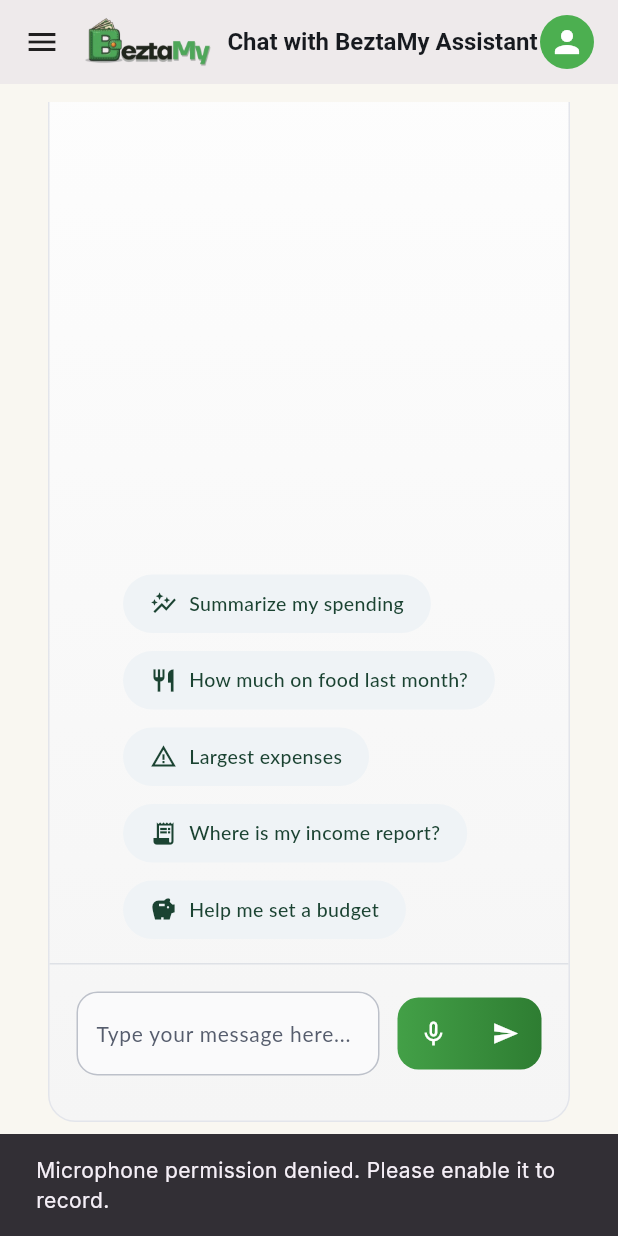
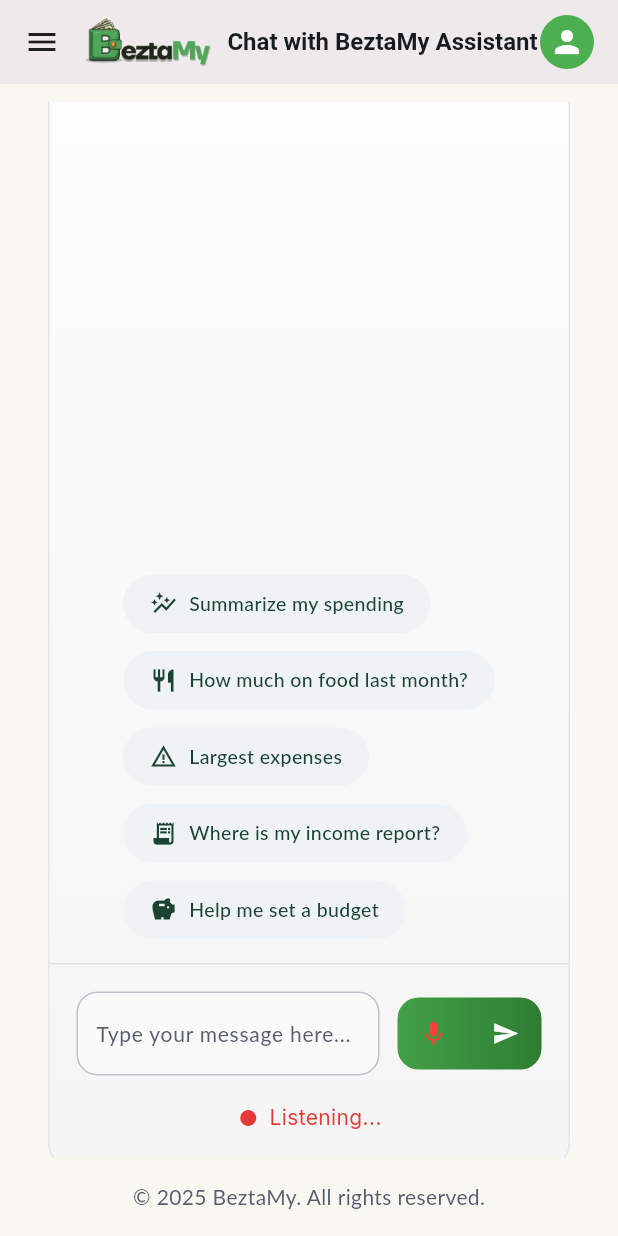
Before and after one commit to douaaea/BeztaMy_Project, a Flutter app: the ChatbotScreen screen opened by its route, scrolled down 222 dp, after a tap on the "mic none" icon, on a phone screen of 412 x 824 dp. Run offline on Flutter 3.47's test engine with Material 3 defaults, Android fonts, the phone set to English and light mode, and no system bars; our stand-ins replace audioplayers, dio, fl_chart, flutter_dotenv, flutter_map, flutter_riverpod and 8 more; accounts and stored records are empty.

Commit message:
feat: Add Text-to-Speech (TTS) and Speech-to-Text (STT) capabilities to the chatbot, including new services, dependencies, and UI integration.

```diff
--- /dev/null
+++ b/Frontend/lib/features/chatbot/data/services/stt_service.dart
@@ -0,0 +1,79 @@
+import 'package:flutter/foundation.dart' show kIsWeb;
+import 'package:speech_to_text/speech_to_text.dart' as stt;
+
+class SttService {
+  final stt.SpeechToText _speech = stt.SpeechToText();
+  bool _speechEnabled = false;
+
+  /// Initialize speech recognition - should be called once on app/screen load
+  /// This follows the official speech_to_text documentation pattern
+  Future<void> init() async {
+    if (_speechEnabled) return; // Only initialize once
+
+    // Speech recognition on web has limitations
+    if (kIsWeb) {
+      print('Warning: Speech recognition on web may have limited support');
+    }
+
+    try {
+      _speechEnabled = await _speech.initialize(
+        onError: (error) => print('STT Error: $error'),
+        onStatus: (status) => print('STT Status: $status'),
+      );
+
+      if (_speechEnabled) {
+        print('Speech recognition initialized successfully');
+      } else {
+        print('Speech recognition not available on this device');
+      }
+    } catch (e) {
+      print('Failed to initialize speech recognition: $e');
+      _speechEnabled = false;
+    }
+  }
+
+  /// Start listening for speech input
+  /// Follows documentation pattern with simpler API
+  Future<void> startListening(Function(String) onResult) async {
+    // Auto-initialize if not done yet (defensive programming)
+    if (!_speechEnabled) {
+      await init();
+    }
+
+    // Check again after initialization attempt
+    if (!_speechEnabled) {
+      throw Exception('Speech recognition not available on this platform');
+    }
+
+    // Start listening (matches documentation example)
+    await _speech.listen(
+      onResult: (result) {
+        onResult(result.recognizedWords);
+      },
+      listenFor: const Duration(seconds: 30), // Max duration
+      pauseFor: const Duration(seconds: 3), // Auto-stop after 3s silence
+      partialResults: true, // Real-time updates
+      cancelOnError: true,
+      listenMode: stt.ListenMode.confirmation,
+    );
+  }
+
+  /// Stop the active speech recognition session
+  Future<void> stopListening() => _speech.stop();
+
+  /// Check if speech recognition is currently listening
+  bool get isListening => _speech.isListening;
+
+  /// Check if speech recognition is NOT listening (matches doc example)
+  bool get isNotListening => _speech.isNotListening;
+
+  /// Check if speech recognition is available on this device
+  bool get isEnabled => _speechEnabled;
+
+  /// Clean up resources
+  void dispose() {
+    if (isListening) {
+      _speech.cancel();
+    }
+  }
+}
--- /dev/null
+++ b/Frontend/lib/features/chatbot/domain/providers/audio_providers.dart
@@ -0,0 +1,11 @@
+import 'package:flutter_riverpod/flutter_riverpod.dart';
+import '../../data/services/tts_service.dart';
+import '../../data/services/stt_service.dart';
+
+final ttsServiceProvider = Provider<TtsService>((ref) {
+  return TtsService();
+});
+
+final sttServiceProvider = Provider<SttService>((ref) {
+  return SttService();
+});
--- a/Frontend/lib/features/chatbot/presentation/screens/chatbot_screen.dart
+++ b/Frontend/lib/features/chatbot/presentation/screens/chatbot_screen.dart
@@ -1,9 +1,8 @@
-import 'dart:io';
+import 'package:flutter/material.dart';
+import 'package:flutter/foundation.dart' show kIsWeb;
+import 'package:flutter_riverpod/flutter_riverpod.dart';
 
-import 'package:flutter/material.dart';
-import 'package:flutter_riverpod/flutter_riverpod.dart';
-import 'package:path_provider/path_provider.dart';
-import 'package:record/record.dart';
+import 'package:audioplayers/audioplayers.dart'; // For PlayerState
 
 import '../../../../shared/widgets/app_sidebar.dart';
 import '../../../../core/utils/responsive_helper.dart';
@@ -11,6 +10,7 @@
 import '../../../../shared/widgets/user_avatar_menu.dart';
 import '../../../auth/domain/providers/auth_provider.dart';
 import '../../domain/providers/chatbot_provider.dart';
+import '../../domain/providers/audio_providers.dart';
 
 class ChatbotScreen extends ConsumerStatefulWidget {
   const ChatbotScreen({super.key});
@@ -24,19 +24,63 @@
   final TextEditingController _controller = TextEditingController();
   final ScrollController _scrollController = ScrollController();
   final List<Map<String, String>> _messages = [
-    {'from': 'bot', 'text': 'Hello! How can I help you with your BeztaMy finances today?'}
+    {
+      'from': 'bot',
+      'text': 'Hello! How can I help you with your BeztaMy finances today?',
+    },
   ];
-  final AudioRecorder _audioRecorder = AudioRecorder();
-  bool _isRecording = false;
+
+  // Audio State
+  bool _isListening = false;
   bool _isLoading = false;
-  String? _lastRecordingPath;
+  String? _playingText;
+
+  // Session
   String _sessionId = 'session_${DateTime.now().millisecondsSinceEpoch}';
+
+  @override
+  void initState() {
+    super.initState();
+
+    // Initialize STT (following documentation pattern)
+    // Works on mobile, limited browser support on web
+    _initSpeech();
+
+    // Listen to player state to reset playing icon
+    final ttsService = ref.read(ttsServiceProvider);
+    ttsService.onPlayerStateChanged.listen((state) {
+      if (state == PlayerState.completed || state == PlayerState.stopped) {
+        if (mounted) {
+          setState(() {
+            _playingText = null;
+          });
+        }
+      }
+    });
+  }
+
+  /// Initialize speech recognition once per screen load
+  /// This follows the official speech_to_text documentation pattern
+  void _initSpeech() async {
+    final sttService = ref.read(sttServiceProvider);
+    await sttService.init();
+    if (mounted) {
+      setState(() {
+        // Trigger rebuild to update UI based on STT availability
+      });
+    }
+  }
 
   @override
   void dispose() {
     _controller.dispose();
     _scrollController.dispose();
-    _audioRecorder.dispose();
+
+    // Clean up STT service if it's listening
+    final sttService = ref.read(sttServiceProvider);
+    sttService.dispose();
+
+    // TTS service is disposed by Riverpod provider
     super.dispose();
   }
 
@@ -62,7 +106,10 @@
                     padding: const EdgeInsets.symmetric(horizontal: 24.0),
                     child: Row(
                       children: [
-                        Image.asset('assets/images/beztami_logo.png', height: 48),
+                        Image.asset(
+                          'assets/images/beztami_logo.png',
+                          height: 48,
+                        ),
                         const SizedBox(width: 12),
                         const Expanded(
                           child: Column(
@@ -70,13 +117,19 @@
                             children: [
                               Text(
                                 'Chat with BeztaMy Assistant',
-                                style: TextStyle(fontSize: 20, fontWeight: FontWeight.w700),
+                                style: TextStyle(
+                                  fontSize: 20,
+                                  fontWeight: FontWeight.w700,
+                                ),
                                 overflow: TextOverflow.ellipsis,
                               ),
                               SizedBox(height: 2),
                               Text(
                                 'AI insights tailored to your finances',
-                                style: TextStyle(fontSize: 13, color: Color(0xFF6F6F6F)),
+                                style: TextStyle(
+                                  fontSize: 13,
+                                  color: Color(0xFF6F6F6F),
+                                ),
                               ),
                             ],
                           ),
@@ -92,7 +145,10 @@
                 ],
                 Expanded(
                   child: SingleChildScrollView(
-                    padding: const EdgeInsets.symmetric(horizontal: 32, vertical: 24),
+                    padding: const EdgeInsets.symmetric(
+                      horizontal: 32,
+                      vertical: 24,
+                    ),
                     child: Center(
                       child: Container(
                         constraints: const BoxConstraints(maxWidth: 980),
@@ -117,23 +173,44 @@
                                 itemBuilder: (context, index) {
                                   final msg = _messages[index];
                                   return Padding(
-                                    padding: const EdgeInsets.only(bottom: 18.0),
-                                    child: msg['from'] == 'bot' ? _buildBotMessage(msg['text']!) : _buildUserMessage(msg['text']!),
+                                    padding: const EdgeInsets.only(
+                                      bottom: 18.0,
+                                    ),
+                                    child: msg['from'] == 'bot'
+                                        ? _buildBotMessage(msg['text']!)
+                                        : _buildUserMessage(msg['text']!),
                                   );
                                 },
                               ),
                             ),
                             Padding(
-                              padding: const EdgeInsets.symmetric(horizontal: 24),
+                              padding: const EdgeInsets.symmetric(
+                                horizontal: 24,
+                              ),
                               child: Wrap(
                                 spacing: 12,
                                 runSpacing: 12,
                                 children: [
-                                  _buildQuickAction(Icons.auto_graph, 'Summarize my spending'),
-                                  _buildQuickAction(Icons.restaurant, 'How much on food last month?'),
-                                  _buildQuickAction(Icons.warning_amber, 'Largest expenses'),
-                                  _buildQuickAction(Icons.receipt_long, 'Where is my income report?'),
-                                  _buildQuickAction(Icons.savings, 'Help me set a budget'),
+                                  _buildQuickAction(
+                                    Icons.auto_graph,
+                                    'Summarize my spending',
+                                  ),
+                                  _buildQuickAction(
+                                    Icons.restaurant,
+                                    'How much on food last month?',
+                                  ),
+                                  _buildQuickAction(
+                                    Icons.warning_amber,
+                                    'Largest expenses',
+                                  ),
+                                  _buildQuickAction(
+                                    Icons.receipt_long,
+                                    'Where is my income report?',
+                                  ),
+                                  _buildQuickAction(
+                                    Icons.savings,
+                                    'Help me set a budget',
+                                  ),
                                 ],
                               ),
                             ),
@@ -148,16 +225,21 @@
                                       height: 56,
                                       decoration: BoxDecoration(
                                         color: const Color(0xFFFAFAFB),
-                                        border: Border.all(color: const Color(0xFFBDC1CA)),
+                                        border: Border.all(
+                                          color: const Color(0xFFBDC1CA),
+                                        ),
                                         borderRadius: BorderRadius.circular(14),
                                       ),
-                                      padding: const EdgeInsets.symmetric(horizontal: 12),
+                                      padding: const EdgeInsets.symmetric(
+                                        horizontal: 12,
+                                      ),
                                       child: Center(
                                         child: TextField(
                                           controller: _controller,
                                           onSubmitted: (_) => _sendMessage(),
                                           decoration: const InputDecoration(
-                                            hintText: 'Type your message here...',
+                                            hintText:
+                                                'Type your message here...',
                                             hintStyle: TextStyle(
                                               fontFamily: 'Lato',
                                               fontSize: 14,
@@ -173,33 +255,50 @@
                                   Container(
                                     decoration: BoxDecoration(
                                       gradient: const LinearGradient(
-                                        colors: [Color(0xFF43A047), Color(0xFF2E7D32)],
+                                        colors: [
+                                          Color(0xFF43A047),
+                                          Color(0xFF2E7D32),
+                                        ],
                                       ),
                                       borderRadius: BorderRadius.circular(14),
                                     ),
                                     child: Row(
                                       children: [
+                                        // Mic button (works on mobile, limited on web)
                                         IconButton(
                                           icon: Icon(
-                                            _isRecording ? Icons.stop_circle_outlined : Icons.mic_none,
-                                            color: _isRecording ? const Color(0xFFFFCDD2) : Colors.white,
+                                            _isListening
+                                                ? Icons.mic
+                                                : Icons.mic_none,
+                                            color: _isListening
+                                                ? Colors.red
+                                                : Colors.white,
                                             size: 20,
                                           ),
-                                          tooltip: _isRecording ? 'Stop recording' : 'Start voice message',
-                                          onPressed: _toggleRecording,
+                                          tooltip: _isListening
+                                              ? 'Stop listening'
+                                              : 'Speak',
+                                          onPressed: _toggleListening,
                                         ),
                                         IconButton(
                                           icon: _isLoading
                                               ? const SizedBox(
                                                   width: 18,
                                                   height: 18,
-                                                  child: CircularProgressIndicator(
+                                                  child:
+                                                      CircularProgressIndicator(
                                                         color: Colors.white,
                                                         strokeWidth: 2,
                                                       ),
                                                 )
-                                              : const Icon(Icons.send, color: Colors.white, size: 18),
-                                          onPressed: _isLoading ? null : _sendMessage,
+                                              : const Icon(
+                                                  Icons.send,
+                                                  color: Colors.white,
+                                                  size: 18,
+                                                ),
+                                          onPressed: _isLoading
+                                              ? null
+                                              : _sendMessage,
                                         ),
                                       ],
                                     ),
@@ -207,27 +306,25 @@
                                 ],
                               ),
                             ),
-                            if (_isRecording)
+                            if (_isListening)
                               Padding(
                                 padding: const EdgeInsets.only(bottom: 12),
                                 child: Row(
                                   mainAxisAlignment: MainAxisAlignment.center,
                                   children: const [
-                                    Icon(Icons.fiber_manual_record, color: Color(0xFFE53935), size: 16),
+                                    Icon(
+                                      Icons.fiber_manual_record,
+                                      color: Color(0xFFE53935),
+                                      size: 16,
+                                    ),
                                     SizedBox(width: 6),
                                     Text(
-                                      'Recording… tap stop to finish',
-                                      style: TextStyle(color: Color(0xFFE53935)),
+                                      'Listening...',
+                                      style: TextStyle(
+                                        color: Color(0xFFE53935),
+                                      ),
                                     ),
                                   ],
-                                ),
-                              ),
-                            if (_lastRecordingPath != null && !_isRecording)
-                              Padding(
-                                padding: const EdgeInsets.only(bottom: 12),
-                                child: Text(
-                                  'Saved voice note: ${_lastRecordingPath!.split(Platform.pathSeparator).last}',
-                                  style: const TextStyle(fontSize: 12, color: Color(0xFF565D6D)),
                                 ),
                               ),
                           ],
@@ -269,12 +366,15 @@
         children: [
           Image.asset('assets/images/beztami_logo.png', height: 36),
           const SizedBox(width: 10),
-          const Text(
+          const Expanded(
+            child: Text(
               'Chat with BeztaMy Assistant',
               style: TextStyle(
                 fontSize: 16,
                 fontWeight: FontWeight.w600,
                 color: Color(0xFF171A1F),
+              ),
+              overflow: TextOverflow.ellipsis,
             ),
           ),
         ],
@@ -289,12 +389,11 @@
   }
 
   Widget _buildDrawer() {
-    return const Drawer(
-      child: AppSidebar(activeItem: 'Chatbot'),
-    );
+    return const Drawer(child: AppSidebar(activeItem: 'Chatbot'));
   }
 
   Widget _buildBotMessage(String text) {
+    final isPlaying = _playingText == text;
     return Row(
       crossAxisAlignment: CrossAxisAlignment.start,
       children: [
@@ -324,7 +423,25 @@
             ],
           ),
         ),
-        const SizedBox(width: 12),
+        const SizedBox(width: 8),
+        InkWell(
+          onTap: () => _playText(text),
+          borderRadius: BorderRadius.circular(20),
+          child: Container(
+            padding: const EdgeInsets.all(6),
+            decoration: BoxDecoration(
+              color: Colors.white,
+              shape: BoxShape.circle,
+              border: Border.all(color: Colors.grey.shade300),
+            ),
+            child: Icon(
+              isPlaying ? Icons.stop_rounded : Icons.volume_up_rounded,
+              size: 20,
+              color: isPlaying ? Colors.red : const Color(0xFF565D6D),
+            ),
+          ),
+        ),
+        const SizedBox(width: 8),
         Expanded(
           child: Container(
             padding: const EdgeInsets.symmetric(horizontal: 12, vertical: 14),
@@ -444,7 +561,11 @@
                 children: [
                   Text(
                     'Need inspiration?',
-                    style: TextStyle(color: Colors.white, fontWeight: FontWeight.w600, fontSize: 15),
+                    style: TextStyle(
+                      color: Colors.white,
+                      fontWeight: FontWeight.w600,
+                      fontSize: 15,
+                    ),
                   ),
                   SizedBox(height: 4),
                   Text(
@@ -462,7 +583,9 @@
               style: TextButton.styleFrom(
                 foregroundColor: Colors.white,
                 backgroundColor: Colors.white.withValues(alpha: 0.2),
-                shape: RoundedRectangleBorder(borderRadius: BorderRadius.circular(12)),
+                shape: RoundedRectangleBorder(
+                  borderRadius: BorderRadius.circular(12),
+                ),
               ),
               child: const Text('Try'),
             ),
@@ -534,7 +657,8 @@
         setState(() {
           _messages.add({
             'from': 'bot',
-            'text': 'Sorry, I encountered an error: ${e.toString()}. Please try again.'
+            'text':
+                'Sorry, I encountered an error: ${e.toString()}. Please try again.',
           });
           _isLoading = false;
         });
@@ -550,44 +674,99 @@
     }
   }
 
-  Future<void> _toggleRecording() async {
-    if (_isRecording) {
-      final path = await _audioRecorder.stop();
+  Future<void> _playText(String text) async {
+    final ttsService = ref.read(ttsServiceProvider);
+
+    if (_playingText == text) {
+      await ttsService.stop();
       setState(() {
-        _isRecording = false;
-        _lastRecordingPath = path;
+        _playingText = null;
       });
-      if (path != null && mounted) {
+      return;
+    }
+
+    try {
+      setState(() {
+        _playingText = text;
+      });
+      await ttsService.play(text);
+    } catch (e) {
+      if (mounted) {
+        setState(() {
+          _playingText = null;
+        });
+        ScaffoldMessenger.of(
+          context,
+        ).showSnackBar(SnackBar(content: Text('Audio play failed: $e')));
+      }
+    }
+  }
+
+  Future<void> _toggleListening() async {
+    final sttService = ref.read(sttServiceProvider);
+
+    // Check if speech recognition is available (following doc pattern)
+    if (!sttService.isEnabled) {
+      if (mounted) {
         ScaffoldMessenger.of(context).showSnackBar(
-          SnackBar(content: Text('Voice note recorded (${path.split(Platform.pathSeparator).last})')),
+          const SnackBar(
+            content: Text('Speech recognition not available on this device'),
+            backgroundColor: Colors.orange,
+          ),
         );
       }
       return;
     }
 
-    final hasPermission = await _audioRecorder.hasPermission();
-    if (!hasPermission) {
-      if (!mounted) return;
-      ScaffoldMessenger.of(context).showSnackBar(
-        const SnackBar(content: Text('Microphone permission denied. Please enable it to record.')),
-      );
+    if (_isListening) {
+      await sttService.stopListening();
+      setState(() {
+        _isListening = false;
+      });
       return;
     }
 
-    final tempDir = await getTemporaryDirectory();
-    final filePath = '${tempDir.path}/bezta_voice_${DateTime.now().millisecondsSinceEpoch}.m4a';
-
-    await _audioRecorder.start(
-      const RecordConfig(
-        encoder: AudioEncoder.aacLc,
-        bitRate: 128000,
-        sampleRate: 44100,
-      ),
-      path: filePath,
+    try {
+      await sttService.startListening((text) {
+        if (mounted) {
+          setState(() {
+            // Replace text field content with recognized speech
+            _controller.text = text;
+            // Move cursor to end
+            _controller.selection = TextSelection.fromPosition(
+              TextPosition(offset: _controller.text.length),
             );
-    setState(() {
-      _isRecording = true;
-      _lastRecordingPath = null;
           });
         }
+      });
+      setState(() {
+        _isListening = true;
+      });
+    } catch (e) {
+      if (mounted) {
+        setState(() {
+          _isListening = false;
+        });
+
+        // Better error message for web users
+        String errorMessage = 'Speech recognition failed';
+        if (kIsWeb) {
+          errorMessage = 'Microphone access denied. Click the 🔒 icon in address bar → Allow microphone';
         }
+
+        ScaffoldMessenger.of(context).showSnackBar(
+          SnackBar(
+            content: Text(errorMessage),
+            duration: const Duration(seconds: 5),
+            backgroundColor: Colors.red,
+            action: SnackBarAction(
+              label: 'OK',
+              textColor: Colors.white,
+              onPressed: () {},
+            ),
+          ),
+        );
+      }
+    }
+  }
+}
```
Also changed, not shown: Frontend/lib/features/chatbot/data/services/tts_service.dart (added, +154 -0 lines), Frontend/lib/main.dart (+5 -6 lines), Frontend/pubspec.yaml (+7 -2 lines), Frontend/pubspec.lock, 9 other files. Lines whose indentation alone changed are shown as unchanged.
